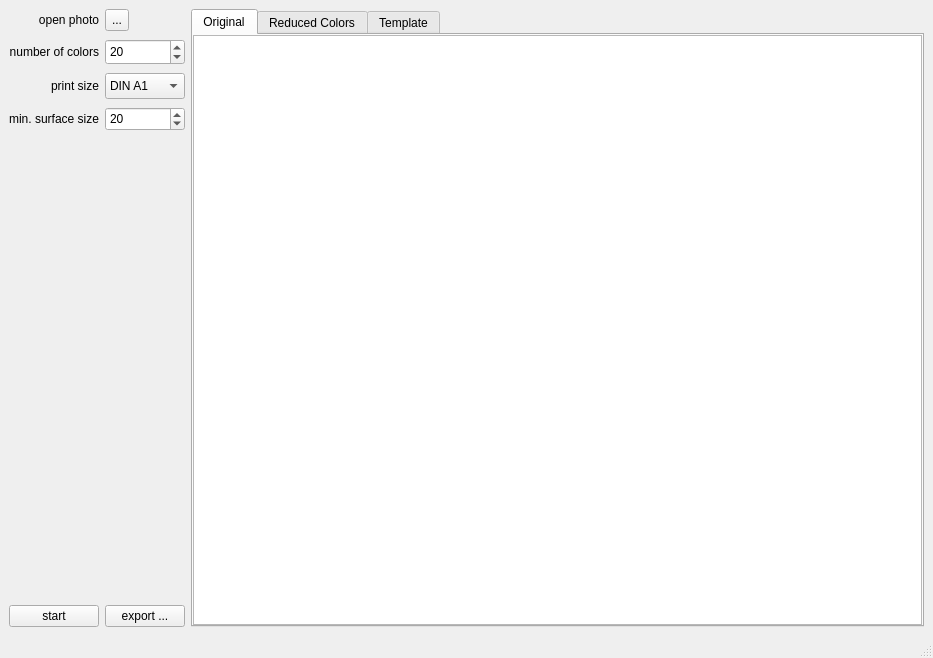
The window that src/colorbynumbers/view/mainwindow.ui (colorbynumbers/colorbynumbers_desktop) describes before a commit, drawn with Qt 5.
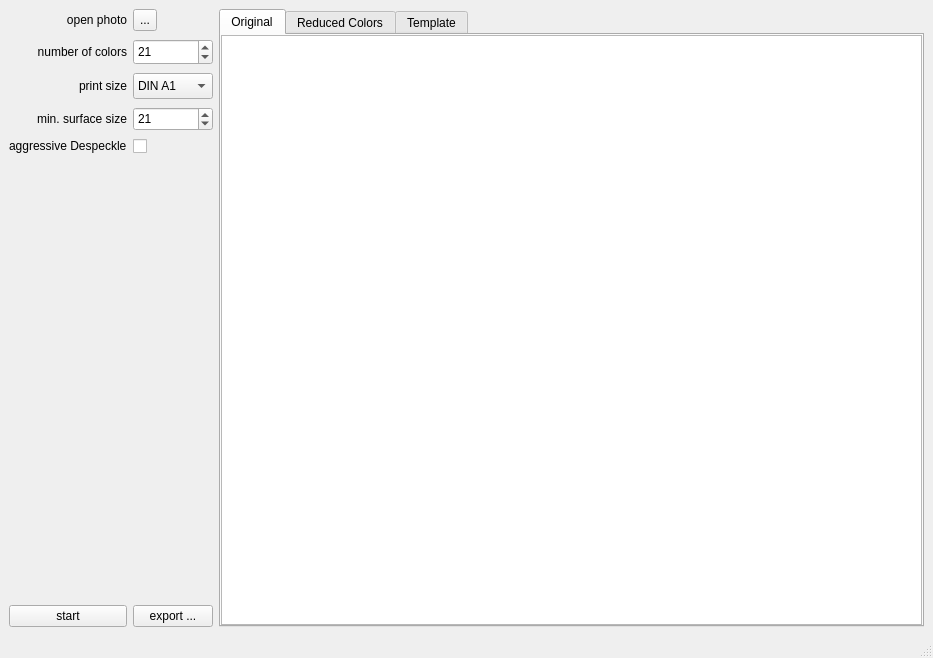
The same window after the commit.

Commit message: Added aggressive despeckle option

The edit to the form file:
```diff
--- a/src/colorbynumbers/view/mainwindow.ui
+++ b/src/colorbynumbers/view/mainwindow.ui
@@ -110,6 +110,13 @@
           </property>
          </widget>
         </item>
+        <item>
+         <widget class="QLabel" name="label">
+          <property name="text">
+           <string>aggressive Despeckle</string>
+          </property>
+         </widget>
+        </item>
         <item>
          <spacer name="verticalSpacerLeft">
           <property name="orientation">
@@ -177,7 +184,7 @@
            <number>100</number>
           </property>
           <property name="value">
-           <number>20</number>
+           <number>21</number>
           </property>
          </widget>
         </item>
@@ -258,7 +265,14 @@
            <number>100</number>
           </property>
           <property name="value">
-           <number>20</number>
+           <number>21</number>
+          </property>
+         </widget>
+        </item>
+        <item>
+         <widget class="QCheckBox" name="checkBox">
+          <property name="text">
+           <string/>
           </property>
          </widget>
         </item>
```
Left out of the diff: 188 changed lines with no effect on the pictures. The commit also changes 4 other files.
